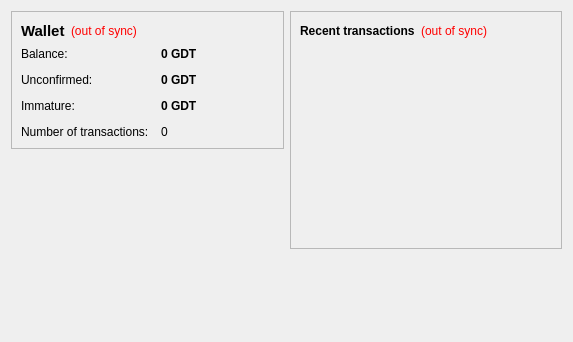
First picture: the form in src/qt/forms/overviewpage.ui, repository sdmathis/golddust, before the edit.
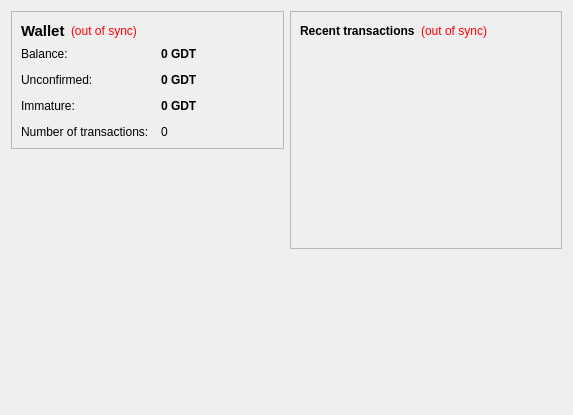
Second picture: the form after the edit.

```diff
--- a/src/qt/forms/overviewpage.ui
+++ b/src/qt/forms/overviewpage.ui
@@ -7,7 +7,7 @@
     <x>0</x>
     <y>0</y>
     <width>573</width>
-    <height>342</height>
+    <height>415</height>
    </rect>
   </property>
   <property name="windowTitle">
```
Left out of the diff: 4 changed lines with no effect on the pictures.
